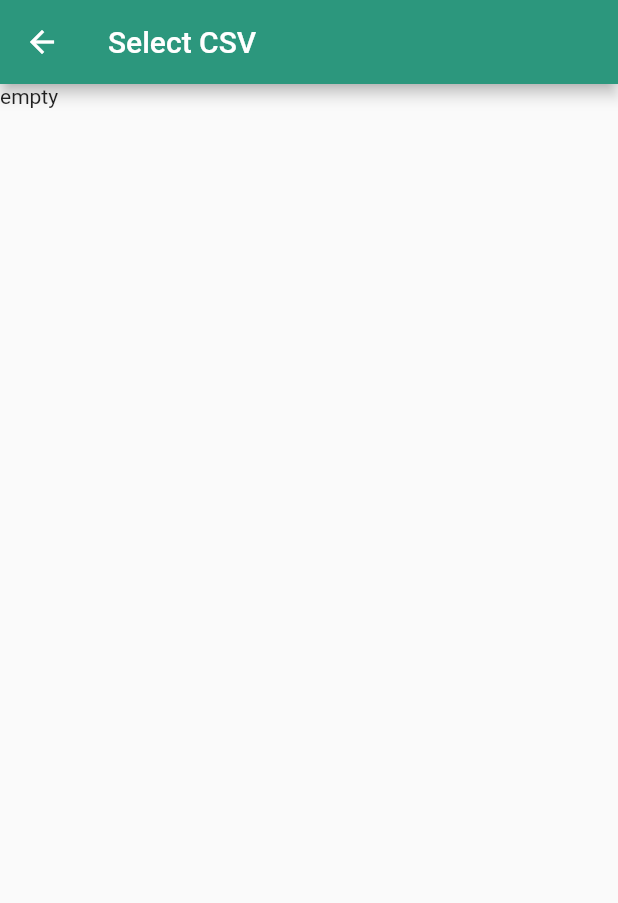
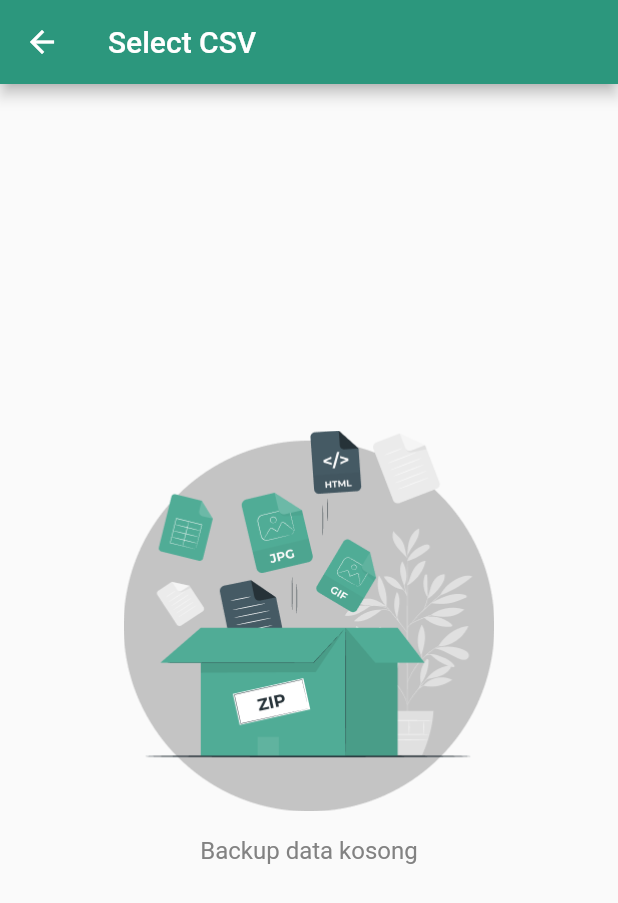
Before and after one commit to Shika-Dev/guest_book, a Flutter app: the AllCsvFilesScreen screen opened directly, on a phone screen of 412 x 824 dp. Shown: the top 903 px of the screen. Run offline on Flutter 3.47's test engine with Material 2 defaults, Android fonts, the light colour scheme and no system bars; our stand-ins replace another_flushbar, csv, date_time_picker, flutter_speed_dial, open_file, pdf and 2 more; accounts and stored records are empty; Roboto replaces fonts that are missing (Nunito).

Commit message:
add new ilustration

```diff
--- a/lib/Utils/all_csv.dart
+++ b/lib/Utils/all_csv.dart
@@ -9,16 +9,37 @@ class AllCsvFilesScreen extends StatefulWidget {
 }
 
 class _AllCsvFilesScreenState extends State<AllCsvFilesScreen> {
-
   @override
   Widget build(BuildContext context) {
     return Scaffold(
-      appBar: AppBar(title: Text("Select CSV"), backgroundColor: Color(0xff2C977D)),
+      appBar:
+          AppBar(title: Text("Select CSV"), backgroundColor: Color(0xff2C977D)),
       body: FutureBuilder(
         future: _getAllCsvFiles(),
         builder: (context, AsyncSnapshot<List<FileSystemEntity>> snapshot) {
           if (!snapshot.hasData || snapshot.data.isEmpty) {
-            return Text("empty");
+            return Column(
+              crossAxisAlignment: CrossAxisAlignment.center,
+              mainAxisAlignment: MainAxisAlignment.center,
+              children: [
+                Center(
+                  child: Image.asset('assets/Images/Group_16.png',
+                      width: MediaQuery.of(context).size.width * .6,
+                      fit: BoxFit.fitWidth),
+                ),
+                SizedBox(height: MediaQuery.of(context).size.height * .02),
+                Center(
+                    child: Text(
+                  'Backup data kosong',
+                  style: TextStyle(
+                      color: Color(0xff828282),
+                      fontFamily: 'Nunito',
+                      fontSize: 16,
+                      fontWeight: FontWeight.w400),
+                )),
+                SizedBox(height: MediaQuery.of(context).size.height * .02),
+              ],
+            );
           }
           if (snapshot.data.length == 0) {
             return Center(
@@ -26,7 +47,9 @@ class _AllCsvFilesScreenState extends State<AllCsvFilesScreen> {
             );
           }
           return ListView.builder(
-            itemBuilder: (context, index) => Card(
+            itemBuilder: (context, index) => Container(
+              margin: EdgeInsets.symmetric(horizontal: 4, vertical: 2),
+              child: Card(
                 child: ListTile(
                   onTap: () {
                     Navigator.of(context).push(
@@ -36,9 +59,12 @@ class _AllCsvFilesScreenState extends State<AllCsvFilesScreen> {
                       ),
                     );
                   },
-                title: Text(
+                  title: Padding(
+                    padding: EdgeInsets.all(8),
+                    child: Text(
                       snapshot.data[index].path.substring(44),
                       style: TextStyle(fontWeight: FontWeight.bold),
+                    ),
                   ),
                   trailing: IconButton(
                     icon: Icon(Icons.delete_outline, color: Colors.red),
@@ -57,6 +83,7 @@ class _AllCsvFilesScreenState extends State<AllCsvFilesScreen> {
                   ),
                 ),
               ),
+            ),
             itemCount: snapshot.data.length,
           );
         },
@@ -65,7 +92,8 @@ class _AllCsvFilesScreenState extends State<AllCsvFilesScreen> {
   }
 
   Future<List<FileSystemEntity>> _getAllCsvFiles() async {
-    final String directory = (await getExternalStorageDirectory()).absolute.path;
+    final String directory =
+        (await getExternalStorageDirectory()).absolute.path;
     final path = "$directory";
     final myDir = Directory(path);
     List<FileSystemEntity> _csvFiles;
--- a/lib/api/pdf_api.dart
+++ b/lib/api/pdf_api.dart
@@ -10,6 +10,7 @@ import 'package:guest_book_app/model/model.dart';
 
 class PdfApi {
   static Future<File> generateTable() async {
+    var count = 1;
     DbHelper dbHelper = DbHelper();
     DateTime now = new DateTime.now();
     var date = new DateFormat('dd-MM-yyy hh:mm:ss');
@@ -34,7 +35,7 @@ class PdfApi {
 
     final data = users
         .map((user) => [
-              user.id,
+              count++,
               user.name,
               user.namaIstri,
               user.bin,
@@ -60,6 +61,8 @@ class PdfApi {
                   ),
                   SizedBox(height: 0.8 * PdfPageFormat.cm),
                   Text(formattedDate),
+                  SizedBox(height: 0.8 * PdfPageFormat.cm),
+                  Text('Jumlah data : ' + (count - 1).toString()),
                   SizedBox(height: 0.8 * PdfPageFormat.cm),
                 ],
               ),
--- a/pubspec.yaml
+++ b/pubspec.yaml
@@ -57,8 +57,7 @@ flutter:
 
   # To add assets to your application, add an assets section, like this:
   assets:
-    - assets/Images/Group_2.png
-    - assets/Images/Group_11.png
+    - assets/Images/
 
   # An image asset can refer to one or more resolution-specific "variants", see
   # https://flutter.dev/assets-and-images/#resolution-aware.
```
Also changed, not shown: lib/UI/ui_home.dart (+50 -2 lines), lib/Utils/import_csv.dart (+52 -11 lines), assets/Images/Group_13.png (added), assets/Images/Group_16.png (added), assets/Images/Group_17.png (added), 1 other file. Lines whose indentation alone changed are shown as unchanged.
